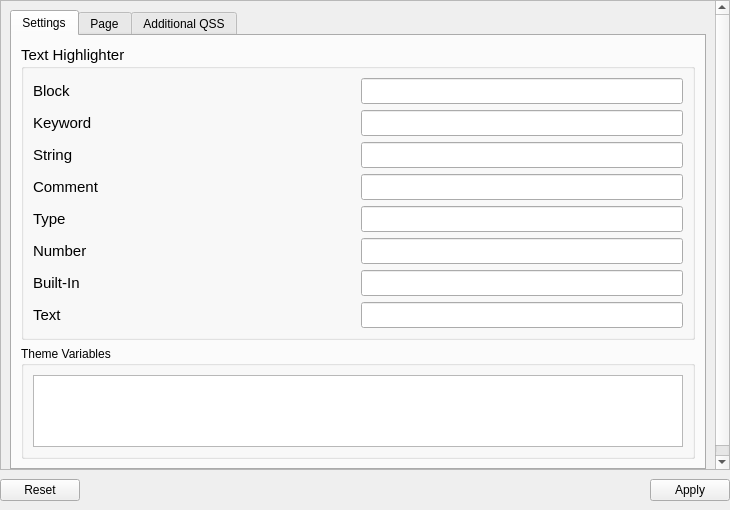
Before: the Qt Designer form pages/settings/theme/themesettingspage.ui in DigitalArtifex/Flo, drawn with Qt 5.
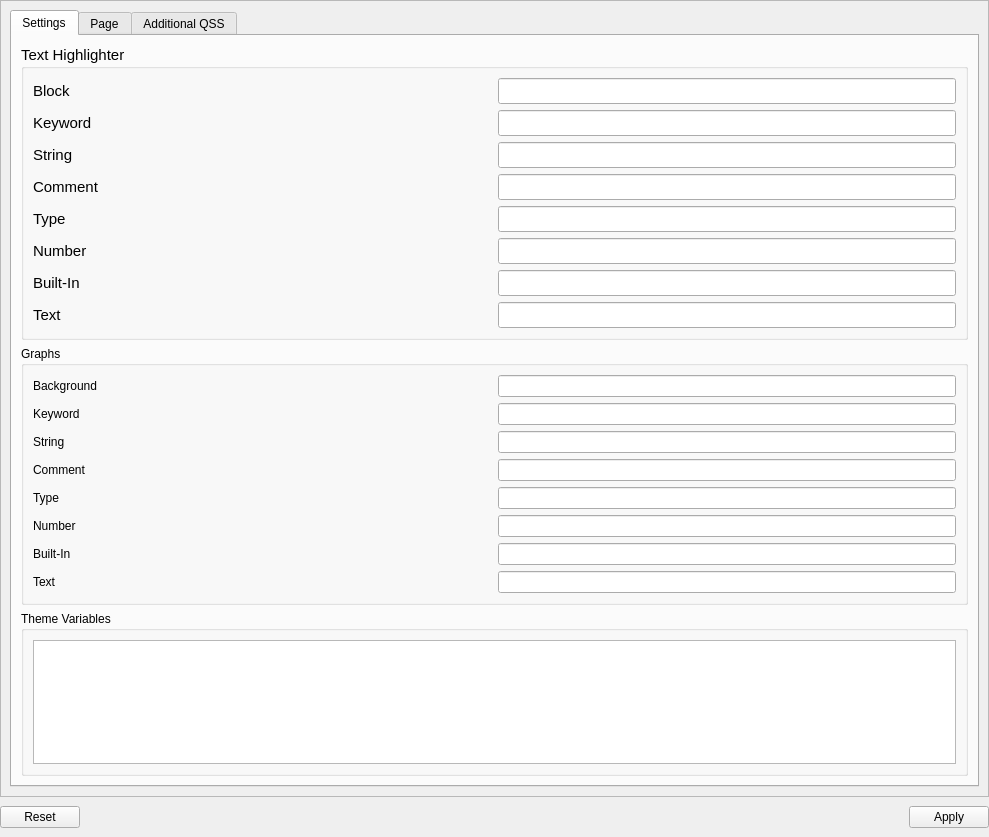
After: the same form once the commit is applied. The open tabs and pages were chosen to show the change.

Diff of the .ui file:
```diff
--- a/pages/settings/theme/themesettingspage.ui
+++ b/pages/settings/theme/themesettingspage.ui
@@ -6,8 +6,8 @@
    <rect>
     <x>0</x>
     <y>0</y>
-    <width>730</width>
-    <height>510</height>
+    <width>989</width>
+    <height>837</height>
    </rect>
   </property>
   <property name="windowTitle">
@@ -42,8 +42,8 @@
        <rect>
         <x>0</x>
         <y>0</y>
-        <width>714</width>
-        <height>475</height>
+        <width>987</width>
+        <height>792</height>
        </rect>
       </property>
       <layout class="QGridLayout" name="gridLayout_2">
@@ -160,6 +160,101 @@
              </layout>
             </widget>
            </item>
+           <item>
+            <widget class="QGroupBox" name="groupBox_3">
+             <property name="title">
+              <string>Graphs</string>
+             </property>
+             <layout class="QGridLayout" name="gridLayout_5">
+              <item row="0" column="0">
+               <widget class="QLabel" name="label_11">
+                <property name="sizePolicy">
+                 <sizepolicy hsizetype="Expanding" vsizetype="Preferred">
+                  <horstretch>0</horstretch>
+                  <verstretch>0</verstretch>
+                 </sizepolicy>
+                </property>
+                <property name="text">
+                 <string>Background</string>
+                </property>
+               </widget>
+              </item>
+              <item row="0" column="1">
+               <widget class="QLineEdit" name="codeBlockLineEdit_2"/>
+              </item>
+              <item row="1" column="0">
+               <widget class="QLabel" name="label_14">
+                <property name="text">
+                 <string>Keyword</string>
+                </property>
+               </widget>
+              </item>
+              <item row="1" column="1">
+               <widget class="QLineEdit" name="codeKeywordLineEdit_2"/>
+              </item>
+              <item row="2" column="0">
+               <widget class="QLabel" name="label_15">
+                <property name="text">
+                 <string>String</string>
+                </property>
+               </widget>
+              </item>
+              <item row="2" column="1">
+               <widget class="QLineEdit" name="codeStringLineEdit_2"/>
+              </item>
+              <item row="3" column="0">
+               <widget class="QLabel" name="label_13">
+                <property name="text">
+                 <string>Comment</string>
+                </property>
+               </widget>
+              </item>
+              <item row="3" column="1">
+               <widget class="QLineEdit" name="codeCommentLineEdit_2"/>
+              </item>
+              <item row="4" column="0">
+               <widget class="QLabel" name="label_16">
+                <property name="text">
+                 <string>Type</string>
+                </property>
+               </widget>
+              </item>
+              <item row="4" column="1">
+               <widget class="QLineEdit" name="codeTypeLineEdit_2"/>
+              </item>
+              <item row="5" column="0">
+               <widget class="QLabel" name="label_12">
+                <property name="text">
+                 <string>Number</string>
+                </property>
+               </widget>
+              </item>
+              <item row="5" column="1">
+               <widget class="QLineEdit" name="codeNumberLineEdit_2"/>
+              </item>
+              <item row="6" column="0">
+               <widget class="QLabel" name="label_10">
+                <property name="text">
+                 <string>Built-In</string>
+                </property>
+               </widget>
+              </item>
+              <item row="6" column="1">
+               <widget class="QLineEdit" name="codeBuiltInLineEdit_2"/>
+              </item>
+              <item row="7" column="0">
+               <widget class="QLabel" name="label_9">
+                <property name="text">
+                 <string>Text</string>
+                </property>
+               </widget>
+              </item>
+              <item row="7" column="1">
+               <widget class="QLineEdit" name="codeOtherLineEdit_2"/>
+              </item>
+             </layout>
+            </widget>
+           </item>
            <item>
             <widget class="QGroupBox" name="groupBox_2">
              <property name="title">
```
Left out of the diff: 2 changed lines with no effect on the pictures.
